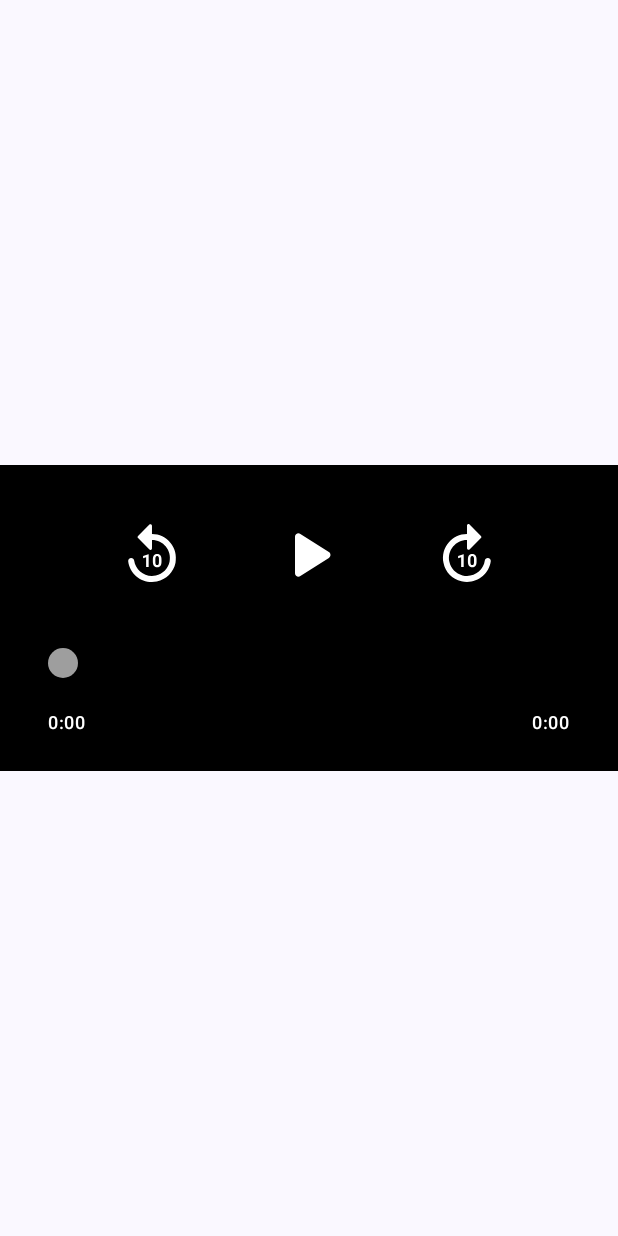
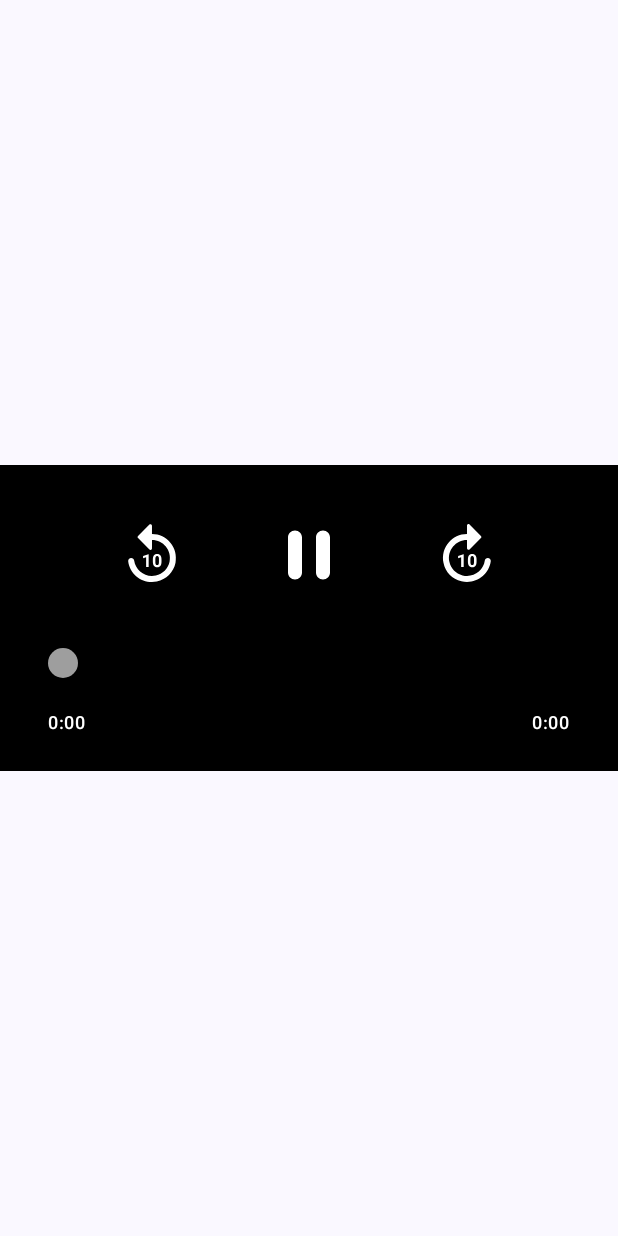
Before and after one commit to Polaralias/AudioFocus, an Android app built with Jetpack Compose: the composable ControlsOverlay shown on its own in the app's theme, on a phone screen of 412 x 824 dp. Run offline under Robolectric (Android 15) with nearby library versions, the phone set to English and light mode, and no system bars.

Commit message:
Always show pause icon in controls overlay

```diff
--- a/app/src/main/java/com/polaralias/audiofocus/ui/controls/ControlsOverlay.kt
+++ b/app/src/main/java/com/polaralias/audiofocus/ui/controls/ControlsOverlay.kt
@@ -21,7 +21,6 @@ import androidx.compose.material.Text
 import androidx.compose.material.icons.Icons
 import androidx.compose.material.icons.rounded.Forward10
 import androidx.compose.material.icons.rounded.Pause
-import androidx.compose.material.icons.rounded.PlayArrow
 import androidx.compose.material.icons.rounded.Replay10
 import androidx.compose.material3.MaterialTheme
 import androidx.compose.runtime.Composable
@@ -112,10 +111,10 @@ fun ControlsOverlay(
                         },
                         modifier = Modifier.size(buttonSizePlay)
                     ) {
-                        val playDescription = stringResource(id = R.string.control_play)
+                        val pauseDescription = stringResource(id = R.string.control_pause)
                         Icon(
-                            imageVector = if (state.isPlaying) Icons.Rounded.Pause else Icons.Rounded.PlayArrow,
-                            contentDescription = playDescription,
+                            imageVector = Icons.Rounded.Pause,
+                            contentDescription = pauseDescription,
                             tint = contentColor,
                             modifier = Modifier.size(iconSizePlay)
                         )
--- a/app/src/main/res/values/strings.xml
+++ b/app/src/main/res/values/strings.xml
@@ -42,6 +42,7 @@
     <string name="accessibility_service_description">Observes YouTube Music window bounds to determine when video is fullscreen.</string>
     <string name="control_rewind">Rewind 10 seconds</string>
     <string name="control_play">Toggle play or pause</string>
+    <string name="control_pause">Pause</string>
     <string name="control_forward">Forward 10 seconds</string>
     <string name="setup_title">Set up AudioFocus</string>
     <string name="setup_description">Follow the steps below to enable overlay controls on top of YouTube playback.</string>
```
Also changed, not shown: 1 other file.
